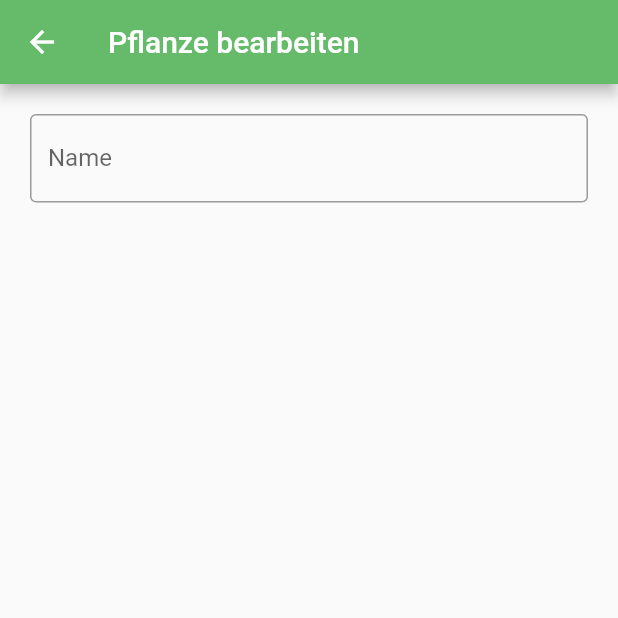
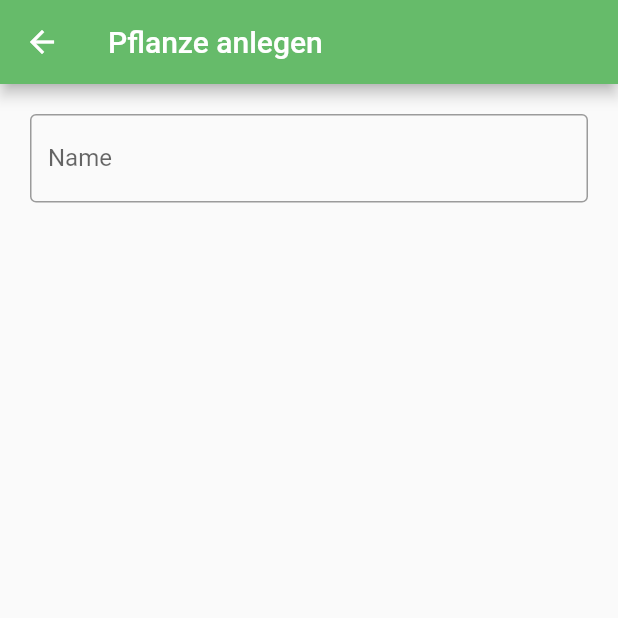
Before and after one commit to sabieber/Leaf, a Flutter app: the PlantsList screen opened directly, after a tap on the "add" icon, on a phone screen of 412 x 824 dp, the top half of it. Run offline on Flutter 3.47's test engine with Material 2 defaults, Android fonts, the phone set to English and light mode, and no system bars; our stand-ins replace flutter_calendar_carousel, sqflite; accounts and stored records are empty.

Commit message:
Allows to update stored plants

```diff
--- a/lib/database.dart
+++ b/lib/database.dart
@@ -1,56 +1,19 @@
 import 'dart:async';
-import 'dart:io' as io;
+import 'dart:io';
 
-import 'package:flutter/material.dart';
 import 'package:path/path.dart';
-import 'package:path_provider/path_provider.dart';
-import 'package:plant_calendar/plant.dart';
 import 'package:sqflite/sqflite.dart';
 
-class DBHelper {
-  static Database _db;
+Future<String> initDb(String dbName) async {
+  var databasePath = await getDatabasesPath();
+  String path = join(databasePath, dbName);
 
-  Future<Database> get db async {
-    if (_db != null) return _db;
-    _db = await initDb();
-    return _db;
+  if (!await Directory(dirname(path)).exists()) {
+    try {
+      await Directory(dirname(path)).create(recursive: true);
+    } catch (e) {
+      print(e);
+    }
   }
-
-  initDb() async {
-    io.Directory documentsDirectory = await getApplicationDocumentsDirectory();
-    String path = join(documentsDirectory.path, "app.db");
-    var db = await openDatabase(path, version: 1, onCreate: _onCreate);
-    return db;
-  }
-
-  void _onCreate(Database db, int version) async {
-    await db.execute(
-        "CREATE TABLE Plant(id INTEGER PRIMARY KEY, name TEXT, color INTEGER)");
-  }
-
-  // Retrieving employees from Employee Tables
-  Future<List<Plant>> getPlants() async {
-    var client = await db;
-    List<Map> list = await client.rawQuery('SELECT * FROM Plant');
-    List<Plant> plants = new List();
-    for (int i = 0; i < list.length; i++) {
-      plants.add(new Plant(list[i]["name"], new Color(list[i]["color"])));
-    }
-    return plants;
-  }
-
-  void savePlant(Plant plant) async {
-    var client = await db;
-    await client.transaction((txn) async {
-      return await txn.rawInsert('INSERT INTO Plant(name, color) VALUES(' +
-          '\'' +
-          plant.name +
-          '\'' +
-          ',' +
-          '\'' +
-          plant.color.value.toString() +
-          '\'' +
-          ')');
-    });
-  }
+  return path;
 }
--- a/lib/main.dart
+++ b/lib/main.dart
@@ -1,3 +1,5 @@
+import 'dart:async';
+
 import 'package:flutter/material.dart';
 import 'package:flutter_calendar_carousel/classes/event_list.dart';
 import 'package:flutter_calendar_carousel/flutter_calendar_carousel.dart'
@@ -104,7 +106,10 @@ class _MyHomePageState extends State<MyHomePage> {
 }
 
 Future<List<Plant>> fetchPlantsFromDatabase() async {
-  return DBHelper().getPlants();
+  String path = await initDb("app.db");
+  PlantProvider provider = PlantProvider();
+  await provider.open(path);
+  return provider.getAll();
 }
 
 class PlantsList extends StatefulWidget {
@@ -138,7 +143,8 @@ class PlantsListState extends State<PlantsList> {
                           Navigator.push(
                             context,
                             MaterialPageRoute(
-                                builder: (context) => PlantForm()),
+                                builder: (context) =>
+                                    PlantForm(snapshot.data[index])),
                           );
                         },
                       );
@@ -158,7 +164,7 @@ class PlantsListState extends State<PlantsList> {
         onPressed: () {
           Navigator.push(
             context,
-            MaterialPageRoute(builder: (context) => PlantForm()),
+            MaterialPageRoute(builder: (context) => PlantForm(null)),
           );
         },
         backgroundColor: Colors.green[400],
@@ -169,22 +175,49 @@ class PlantsListState extends State<PlantsList> {
   }
 }
 
-class PlantForm extends StatelessWidget {
+class PlantForm extends StatefulWidget {
+  PlantForm(this.plant);
+
+  final Plant plant;
+
+  @override
+  PlantFormState createState() => new PlantFormState();
+}
+
+class PlantFormState extends State<PlantForm> {
+  final formKey = GlobalKey<FormState>();
+  final nameController = TextEditingController();
+
+  @override
+  void initState() {
+    super.initState();
+    if (widget.plant != null) {
+      nameController.text = widget.plant.name;
+    }
+  }
+
   @override
   Widget build(BuildContext context) {
     return Scaffold(
       appBar: AppBar(
         backgroundColor: Colors.green[400],
-        title: Text("Pflanze bearbeiten"),
+        title: Text(
+            widget.plant != null ? 'Pflanze bearbeiten' : 'Pflanze anlegen'),
       ),
       body: new Container(
         padding: new EdgeInsets.all(20.0),
         child: new Form(
-          key: new GlobalKey<FormState>(),
+          key: formKey,
           child: new ListView(
             children: <Widget>[
               new TextFormField(
                 keyboardType: TextInputType.text,
+                controller: nameController,
+                validator: (value) {
+                  if (value.isEmpty) {
+                    return 'Gebe bitte den Name deiner Pflanze an';
+                  }
+                },
                 decoration: new InputDecoration(
                   labelText: 'Name',
                   border: OutlineInputBorder(),
@@ -195,9 +228,23 @@ class PlantForm extends StatelessWidget {
         ),
       ),
       floatingActionButton: FloatingActionButton.extended(
-        onPressed: () {
-          DBHelper().savePlant(new Plant('Test', Colors.green));
-          Navigator.pop(context);
+        onPressed: () async {
+          if (formKey.currentState.validate()) {
+            String path = await initDb("app.db");
+            PlantProvider provider = PlantProvider();
+            await provider.open(path);
+
+            if (widget.plant != null) {
+              Plant plant = widget.plant;
+              plant.name = nameController.text;
+              await provider.update(plant);
+            } else {
+              Plant plant = Plant(nameController.text, Colors.green);
+              await provider.insert(plant);
+            }
+
+            Navigator.pop(context);
+          }
         },
         label: Text('Speichern'),
         backgroundColor: Colors.green[400],
--- a/lib/plant.dart
+++ b/lib/plant.dart
@@ -1,9 +1,80 @@
 import 'package:flutter/material.dart';
+import 'package:sqflite/sqflite.dart';
+
+final String tablePlant = "plant";
+final String columnId = "_id";
+final String columnName = "name";
+final String columnColor = "color";
 
 class Plant {
-  final String name;
-  final Color color;
+  Plant(this.name, this.color);
 
+  Plant.fromMap(Map map) {
+    id = map[columnId] as int;
+    name = map[columnName] as String;
+    color = new Color(map[columnColor]);
+  }
 
-  Plant(this.name, this.color);
+  int id;
+  String name;
+  Color color;
+
+  Map<String, dynamic> toMap() {
+    var map = <String, dynamic>{columnName: name, columnColor: color.value};
+    if (id != null) {
+      map[columnId] = id;
+    }
+    return map;
+  }
 }
+
+class PlantProvider {
+  Database db;
+
+  Future open(String path) async {
+    db = await openDatabase(path, version: 1,
+        onCreate: (Database db, int version) async {
+      await db.execute('''
+create table $tablePlant (
+  $columnId integer primary key autoincrement,
+  $columnName text not null,
+  $columnColor integer not null)
+''');
+    });
+  }
+
+  Future<Plant> insert(Plant todo) async {
+    todo.id = await db.insert(tablePlant, todo.toMap());
+    return todo;
+  }
+
+  Future<Plant> get(int id) async {
+    List<Map> maps = await db.query(tablePlant,
+        columns: [columnId, columnName, columnColor],
+        where: "$columnId = ?",
+        whereArgs: [id]);
+    if (maps.length > 0) {
+      return Plant.fromMap(maps.first);
+    }
+    return null;
+  }
+
+  Future<List<Plant>> getAll() async {
+    List<Map> maps = await db.query(tablePlant,
+        columns: [columnId, columnName, columnColor]);
+    return maps.map((map) {
+      return Plant.fromMap(map);
+    }).toList();
+  }
+
+  Future<int> delete(int id) async {
+    return await db.delete(tablePlant, where: "$columnId = ?", whereArgs: [id]);
+  }
+
+  Future<int> update(Plant todo) async {
+    return await db.update(tablePlant, todo.toMap(),
+        where: "$columnId = ?", whereArgs: [todo.id]);
+  }
+
+  Future close() async => db.close();
+}
```
